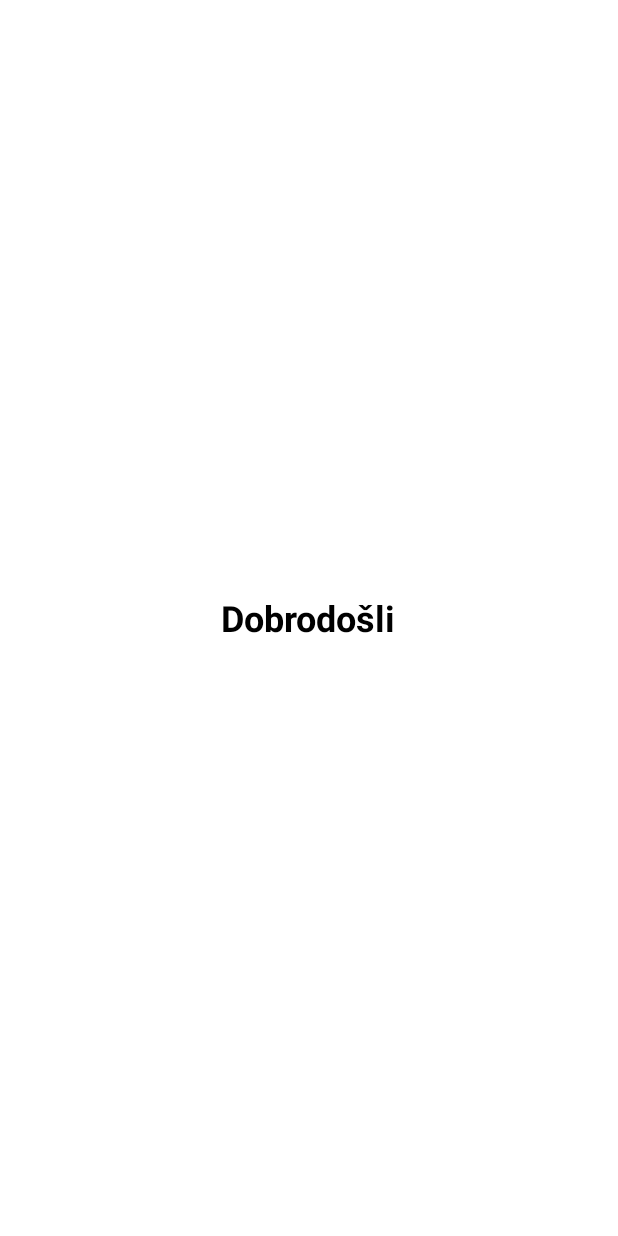
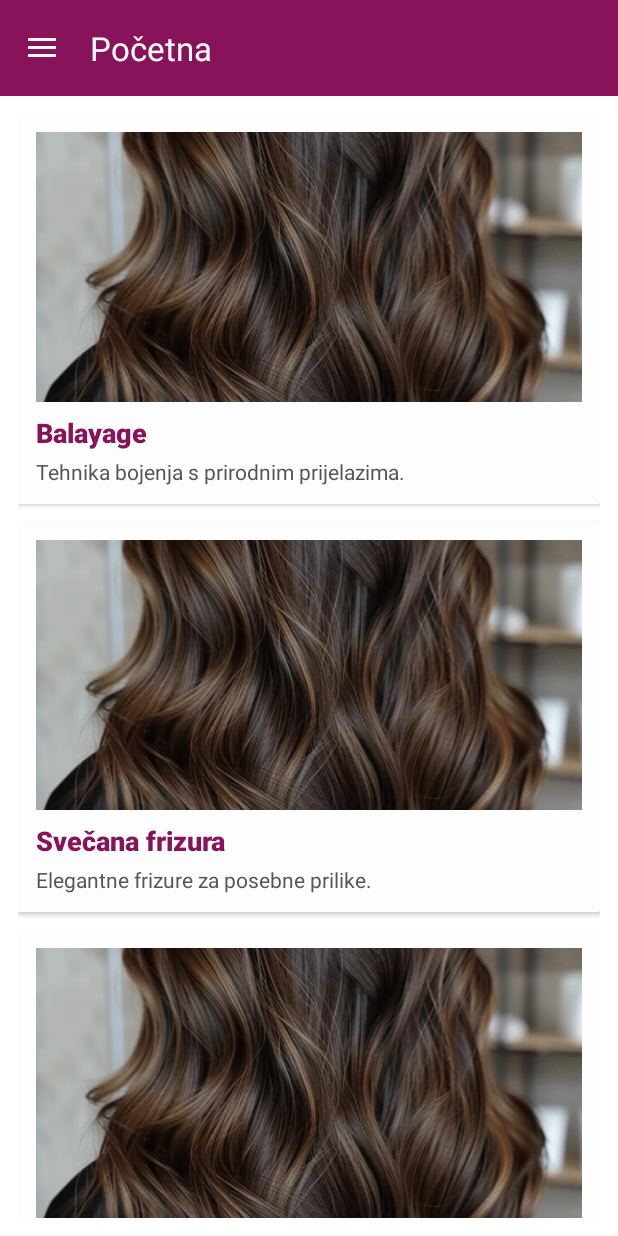
Before and after one commit to LekoIvana/PAMU, an Android app: the WelcomeActivity screen opened directly, with no data from a screen before it, on a phone screen of 412 x 824 dp. Before the commit the screen is almost empty. Run offline under Robolectric (Android 15) with nearby library versions, the phone set to English and light mode, and no system bars; our stand-ins replace Firebase (no records; nobody signed in at launch, a user with empty details on screens opened directly).

Commit message:
Početna stranica, promjena lozinke i brisanje računa

```diff
--- a/app/src/main/java/ba/sum/fpmoz/pamu/LoginActivity.kt
+++ b/app/src/main/java/ba/sum/fpmoz/pamu/LoginActivity.kt
@@ -69,8 +69,8 @@ class LoginActivity : AppCompatActivity() {
                 .addOnCompleteListener { task ->
                     if (task.isSuccessful) {
                         Toast.makeText(this, "Login successful!", Toast.LENGTH_SHORT).show()
-
-
+                        val intent = Intent(this, WelcomeActivity::class.java)
+                        startActivity(intent)
                         finish()
                     } else {
                         Toast.makeText(
--- /dev/null
+++ b/app/src/main/java/ba/sum/fpmoz/pamu/ServiceAdapter.kt
@@ -0,0 +1,44 @@
+package ba.sum.fpmoz.pamu
+
+import android.view.LayoutInflater
+import android.view.View
+import android.view.ViewGroup
+import android.widget.ImageView
+import android.widget.TextView
+import androidx.recyclerview.widget.RecyclerView
+
+data class Service(
+    val name: String,
+    val description: String,
+    val imageResId: Int
+)
+
+class ServiceAdapter(
+    private val services: List<Service>,
+    private val onClick: (Service) -> Unit
+) : RecyclerView.Adapter<ServiceAdapter.ServiceViewHolder>() {
+
+    class ServiceViewHolder(itemView: View) : RecyclerView.ViewHolder(itemView) {
+        val nameText: TextView = itemView.findViewById(R.id.serviceNameTextView)
+        val descText: TextView = itemView.findViewById(R.id.serviceDescriptionTextView)
+        val imageView: ImageView = itemView.findViewById(R.id.serviceImageView)
+    }
+
+    override fun onCreateViewHolder(parent: ViewGroup, viewType: Int): ServiceViewHolder {
+        val view = LayoutInflater.from(parent.context).inflate(R.layout.item_service, parent, false)
+        return ServiceViewHolder(view)
+    }
+
+    override fun onBindViewHolder(holder: ServiceViewHolder, position: Int) {
+        val service = services[position]
+        holder.nameText.text = service.name
+        holder.descText.text = service.description
+        holder.imageView.setImageResource(service.imageResId)
+
+        holder.itemView.setOnClickListener {
+            onClick(service)
+        }
+    }
+
+    override fun getItemCount() = services.size
+}
--- a/app/src/main/java/ba/sum/fpmoz/pamu/WelcomeActivity.kt
+++ b/app/src/main/java/ba/sum/fpmoz/pamu/WelcomeActivity.kt
@@ -1,12 +1,124 @@
 package ba.sum.fpmoz.pamu
 
+import android.content.Intent
 import android.os.Bundle
+import android.widget.TextView
+import android.widget.Toast
 import androidx.appcompat.app.AppCompatActivity
-
+import androidx.appcompat.widget.Toolbar
+import androidx.core.view.GravityCompat
+import androidx.drawerlayout.widget.DrawerLayout
+import androidx.recyclerview.widget.LinearLayoutManager
+import androidx.recyclerview.widget.RecyclerView
+import com.google.android.material.navigation.NavigationView
+import com.google.firebase.auth.FirebaseAuth
+import com.google.firebase.firestore.FirebaseFirestore
 
 class WelcomeActivity : AppCompatActivity() {
+
+    private lateinit var drawerLayout: DrawerLayout
+    private lateinit var recyclerView: RecyclerView
+    private lateinit var navigationView: NavigationView
+    private lateinit var auth: FirebaseAuth
+
     override fun onCreate(savedInstanceState: Bundle?) {
         super.onCreate(savedInstanceState)
         setContentView(R.layout.activity_welcome)
+
+        auth = FirebaseAuth.getInstance()
+
+        val toolbar: Toolbar = findViewById(R.id.toolbar)
+        setSupportActionBar(toolbar)
+        supportActionBar?.title = "Početna"
+
+
+        drawerLayout = findViewById(R.id.drawerLayout)
+        navigationView = findViewById(R.id.navigationView)
+
+        val toggle = androidx.appcompat.app.ActionBarDrawerToggle(
+            this, drawerLayout, toolbar,
+            R.string.navigation_drawer_open, R.string.navigation_drawer_close
+        )
+        drawerLayout.addDrawerListener(toggle)
+        toggle.syncState()
+
+
+        val headerView = navigationView.getHeaderView(0)
+        val navUserName = headerView.findViewById<TextView>(R.id.navUserName)
+        val navUserEmail = headerView.findViewById<TextView>(R.id.navUserEmail)
+
+        val user = FirebaseAuth.getInstance().currentUser
+        val uid = user?.uid
+
+        if (uid != null) {
+            val db = FirebaseFirestore.getInstance()
+            val userDocRef = db.collection("users").document(uid)
+
+            userDocRef.get().addOnSuccessListener { document ->
+                if (document != null && document.exists()) {
+                    val name = document.getString("userName")
+                    val email = document.getString("email") ?: user.email
+
+                    navUserName.text = name ?: "Korisnik"
+                    navUserEmail.text = email ?: "email@primjer.com"
+                } else {
+                    navUserName.text = "Nepoznato"
+                    navUserEmail.text = user?.email ?: "email@primjer.com"
+                }
+            }.addOnFailureListener {
+                navUserName.text = "Greška"
+                navUserEmail.text = user?.email ?: "email@primjer.com"
+            }
+        }
+
+
+        // Klikovi u meniju
+        navigationView.setNavigationItemSelectedListener {
+            when (it.itemId) {
+                R.id.nav_logout -> {
+                    auth.signOut()
+                    startActivity(Intent(this, LoginActivity::class.java))
+                    finish()
+                    true
+                }
+                R.id.nav_settings -> {
+                    startActivity(Intent(this, SettingsActivity::class.java))
+                    true
+                }
+                R.id.nav_appointments -> {
+                    Toast.makeText(this, "Prikaz termina (uskoro dostupno)", Toast.LENGTH_SHORT).show()
+                    true
+                }
+                else -> false
+            }
+        }
+
+
+        // Prikaz usluga
+        recyclerView = findViewById(R.id.serviceRecyclerView)
+        recyclerView.layoutManager = LinearLayoutManager(this)
+
+        val services = listOf(
+            Service("Balayage", "Tehnika bojenja s prirodnim prijelazima.", R.drawable.balayage),
+            Service("Svečana frizura", "Elegantne frizure za posebne prilike.", R.drawable.balayage),
+            Service("Šišanje", "Moderna i klasična šišanja po želji.", R.drawable.balayage),
+            Service("Nokti", "Ugradnja i njega umjetnih noktiju.", R.drawable.balayage),
+            Service("Manikura", "Njega prirodnih noktiju i ruku.", R.drawable.balayage),
+            Service("Pedikura", "Estetska i medicinska njega stopala.", R.drawable.balayage)
+        )
+
+        recyclerView.adapter = ServiceAdapter(services) { service ->
+            Toast.makeText(this, "Odabrano: ${service.name}", Toast.LENGTH_SHORT).show()
+        }
+    }
+
+
+
+    override fun onBackPressed() {
+        if (drawerLayout.isDrawerOpen(GravityCompat.START)) {
+            drawerLayout.closeDrawer(GravityCompat.START)
+        } else {
+            super.onBackPressed()
+        }
     }
 }
--- /dev/null
+++ b/app/src/main/res/drawable/ic_calendar.xml
@@ -0,0 +1,10 @@
+<?xml version="1.0" encoding="utf-8"?>
+<vector xmlns:android="http://schemas.android.com/apk/res/android"
+    android:width="24dp"
+    android:height="24dp"
+    android:viewportWidth="24"
+    android:viewportHeight="24">
+    <path
+        android:fillColor="#FF000000"
+        android:pathData="M19,3h-1V1h-2v2H8V1H6v2H5c-1.11,0 -2,0.89 -2,2v14c0,1.11 0.89,2 2,2h14c1.11,0 2,-0.89 2,-2V5c0,-1.11 -0.89,-2 -2,-2zM19,19H5V8h14v11zM5,6V5h14v1H5z"/>
+</vector>
--- /dev/null
+++ b/app/src/main/res/drawable/ic_logout.xml
@@ -0,0 +1,10 @@
+<?xml version="1.0" encoding="utf-8"?>
+<vector xmlns:android="http://schemas.android.com/apk/res/android"
+    android:width="24dp"
+    android:height="24dp"
+    android:viewportWidth="24"
+    android:viewportHeight="24">
+    <path
+        android:fillColor="#FF000000"
+        android:pathData="M16,13v-2H7V8l-5,4 5,4v-3h9zM20,3H12c-1.1,0 -2,0.9 -2,2v4h2V5h8v14h-8v-4h-2v4c0,1.1 0.9,2 2,2h8c1.1,0 2,-0.9 2,-2V5c0,-1.1 -0.9,-2 -2,-2z"/>
+</vector>
--- /dev/null
+++ b/app/src/main/res/drawable/ic_settings.xml
@@ -0,0 +1,10 @@
+<?xml version="1.0" encoding="utf-8"?>
+<vector xmlns:android="http://schemas.android.com/apk/res/android"
+    android:width="24dp"
+    android:height="24dp"
+    android:viewportWidth="24"
+    android:viewportHeight="24">
+    <path
+        android:fillColor="#FF000000"
+        android:pathData="M19.43,12.98c0.04,-0.32 0.07,-0.66 0.07,-0.98s-0.03,-0.66 -0.07,-0.98l2.11,-1.65c0.19,-0.15 0.24,-0.42 0.12,-0.63l-2,-3.46c-0.12,-0.21 -0.37,-0.3 -0.6,-0.22l-2.49,1a7.89,7.89 0 0,0 -1.7,-0.98l-0.38,-2.65a0.487,0.487 0 0,0 -0.48,-0.41h-4c-0.24,0 -0.44,0.17 -0.48,0.41l-0.38,2.65c-0.63,0.26 -1.2,0.59 -1.7,0.98l-2.49,-1a0.497,0.497 0 0,0 -0.6,0.22l-2,3.46a0.493,0.493 0 0,0 0.12,0.63l2.11,1.65c-0.04,0.32 -0.07,0.66 -0.07,0.98s0.03,0.66 0.07,0.98l-2.11,1.65a0.49,0.49 0 0,0 -0.12,0.63l2,3.46a0.497,0.497 0 0,0 0.6,0.22l2.49,-1c0.5,0.39 1.07,0.72 1.7,0.98l0.38,2.65c0.04,0.24 0.24,0.41 0.48,0.41h4c0.24,0 0.44,-0.17 0.48,-0.41l0.38,-2.65a7.89,7.89 0 0,0 1.7,-0.98l2.49,1c0.23,0.09 0.49,-0.01 0.6,-0.22l2,-3.46a0.49,0.49 0 0,0 -0.12,-0.63l-2.11,-1.65zM12,15.5a3.5,3.5 0 1,1 0,-7a3.5,3.5 0 0,1 0,7z"/>
+</vector>
--- a/app/src/main/res/layout/activity_welcome.xml
+++ b/app/src/main/res/layout/activity_welcome.xml
@@ -1,17 +1,41 @@
 <?xml version="1.0" encoding="utf-8"?>
-<LinearLayout xmlns:android="http://schemas.android.com/apk/res/android"
+<androidx.drawerlayout.widget.DrawerLayout xmlns:android="http://schemas.android.com/apk/res/android"
+    xmlns:app="http://schemas.android.com/apk/res-auto"
+    android:id="@+id/drawerLayout"
     android:layout_width="match_parent"
     android:layout_height="match_parent"
-    android:gravity="center"
-    android:orientation="vertical"
     android:background="#FFFFFF">
 
-    <TextView
-        android:id="@+id/textViewWelcome"
+    <LinearLayout
+        android:layout_width="match_parent"
+        android:layout_height="match_parent"
+        android:orientation="vertical">
+
+        <androidx.appcompat.widget.Toolbar
+            android:id="@+id/toolbar"
+            android:layout_width="match_parent"
+            android:layout_height="?attr/actionBarSize"
+            android:background="#89135b"
+            android:titleTextColor="#FFFFFF"
+            android:title="Dobrodošla!"
+            android:theme="@style/ThemeOverlay.AppCompat.Dark.ActionBar" />
+
+
+        <androidx.recyclerview.widget.RecyclerView
+            android:id="@+id/serviceRecyclerView"
+            android:layout_width="match_parent"
+            android:layout_height="0dp"
+            android:layout_weight="1"
+            android:padding="12dp" />
+    </LinearLayout>
+
+    <com.google.android.material.navigation.NavigationView
+        android:id="@+id/navigationView"
         android:layout_width="wrap_content"
-        android:layout_height="wrap_content"
-        android:text="Dobrodošli"
-        android:textSize="24sp"
-        android:textStyle="bold"
-        android:textColor="#000000"/>
-</LinearLayout>
+        android:layout_height="match_parent"
+        android:layout_gravity="start"
+        android:background="#FFFFFF"
+        android:fitsSystemWindows="true"
+        app:headerLayout="@layout/nav_header"
+        app:menu="@menu/nav_menu" />
+</androidx.drawerlayout.widget.DrawerLayout>
--- /dev/null
+++ b/app/src/main/res/layout/item_service.xml
@@ -0,0 +1,44 @@
+<?xml version="1.0" encoding="utf-8"?>
+<androidx.cardview.widget.CardView xmlns:android="http://schemas.android.com/apk/res/android"
+    android:layout_width="match_parent"
+    android:layout_height="wrap_content"
+    android:layout_marginBottom="12dp"
+    android:radius="16dp"
+    android:elevation="4dp">
+
+    <LinearLayout
+        android:layout_width="match_parent"
+        android:layout_height="wrap_content"
+        android:orientation="vertical"
+        android:background="#FDFDFD"
+        android:padding="12dp">
+
+        <ImageView
+            android:id="@+id/serviceImageView"
+            android:layout_width="match_parent"
+            android:layout_height="180dp"
+            android:scaleType="centerCrop"
+            android:src="@drawable/balayage" />
+
+        <TextView
+            android:id="@+id/serviceNameTextView"
+            android:layout_width="wrap_content"
+            android:layout_height="wrap_content"
+            android:text="Balayage"
+            android:textSize="18sp"
+            android:textColor="#89135b"
+            android:textStyle="bold"
+            android:fontFamily="sans-serif-medium"
+            android:layout_marginTop="8dp" />
+
+        <TextView
+            android:id="@+id/serviceDescriptionTextView"
+            android:layout_width="wrap_content"
+            android:layout_height="wrap_content"
+            android:text="Tehnika bojenja kose s prirodnim prijelazima."
+            android:textColor="#555"
+            android:textSize="14sp"
+            android:layout_marginTop="4dp"
+            android:fontFamily="sans-serif" />
+    </LinearLayout>
+</androidx.cardview.widget.CardView>
--- /dev/null
+++ b/app/src/main/res/menu/nav_menu.xml
@@ -0,0 +1,17 @@
+<?xml version="1.0" encoding="utf-8"?>
+<menu xmlns:android="http://schemas.android.com/apk/res/android">
+
+    <item
+        android:id="@+id/nav_appointments"
+        android:title="Moje rezervacije"
+        android:icon="@drawable/ic_calendar" />
+
+    <item
+        android:id="@+id/nav_logout"
+        android:title="Odjava"
+        android:icon="@drawable/ic_logout" />
+    <item
+        android:id="@+id/nav_settings"
+        android:title="Postavke"
+        android:icon="@drawable/ic_settings" />
+</menu>
--- a/app/src/main/res/values/strings.xml
+++ b/app/src/main/res/values/strings.xml
@@ -1,4 +1,7 @@
 <resources>
     <string name="app_name">pamu</string>
     <string name="default_web_client_id">132194134353-o98agtvbi6a0tdqjrvjouq0r5tmbti4m.apps.googleusercontent.com</string>
+    <string name="navigation_drawer_open">Otvori navigaciju</string>
+    <string name="navigation_drawer_close">Zatvori navigaciju</string>
+
 </resources>
```
Also changed, not shown: app/src/main/AndroidManifest.xml (+5 -6 lines), app/src/main/java/ba/sum/fpmoz/pamu/SettingsActivity.kt (added, +120 -0 lines), app/src/main/res/layout/activity_settings.xml (added, +103 -0 lines), app/src/main/res/layout/activity_test.xml (added, +10 -0 lines), app/src/main/res/layout/dialog_delete_account.xml (added, +42 -0 lines), app/src/main/res/layout/nav_header.xml (added, +26 -0 lines), app/src/main/res/drawable/balayage.png (added).
